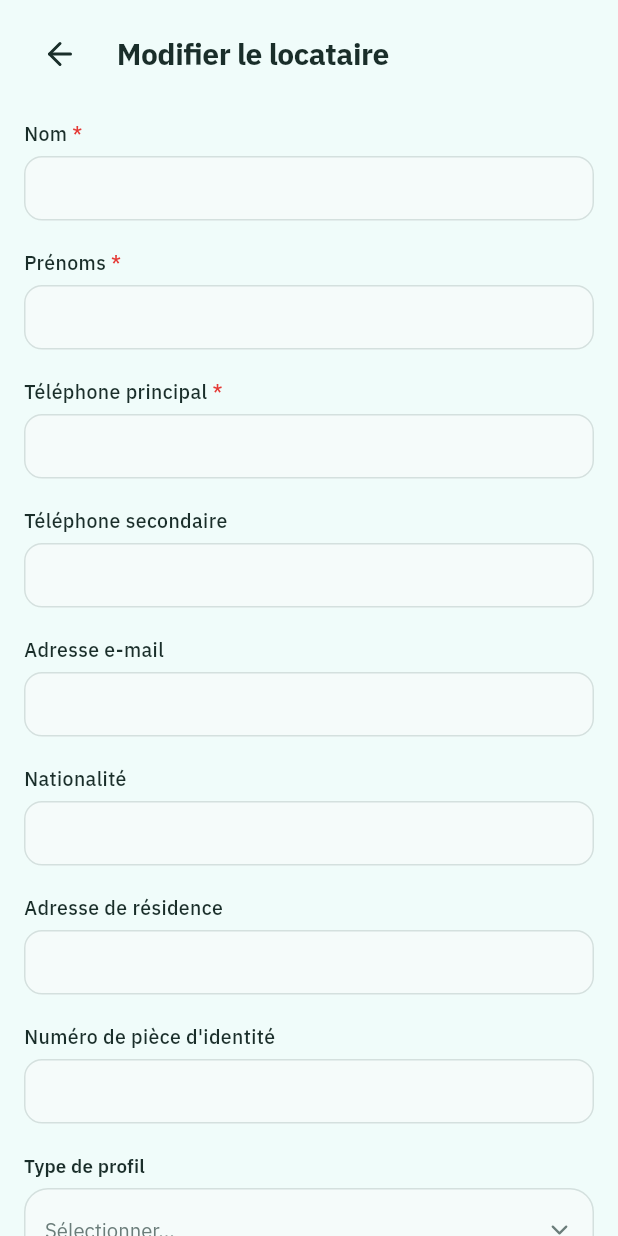
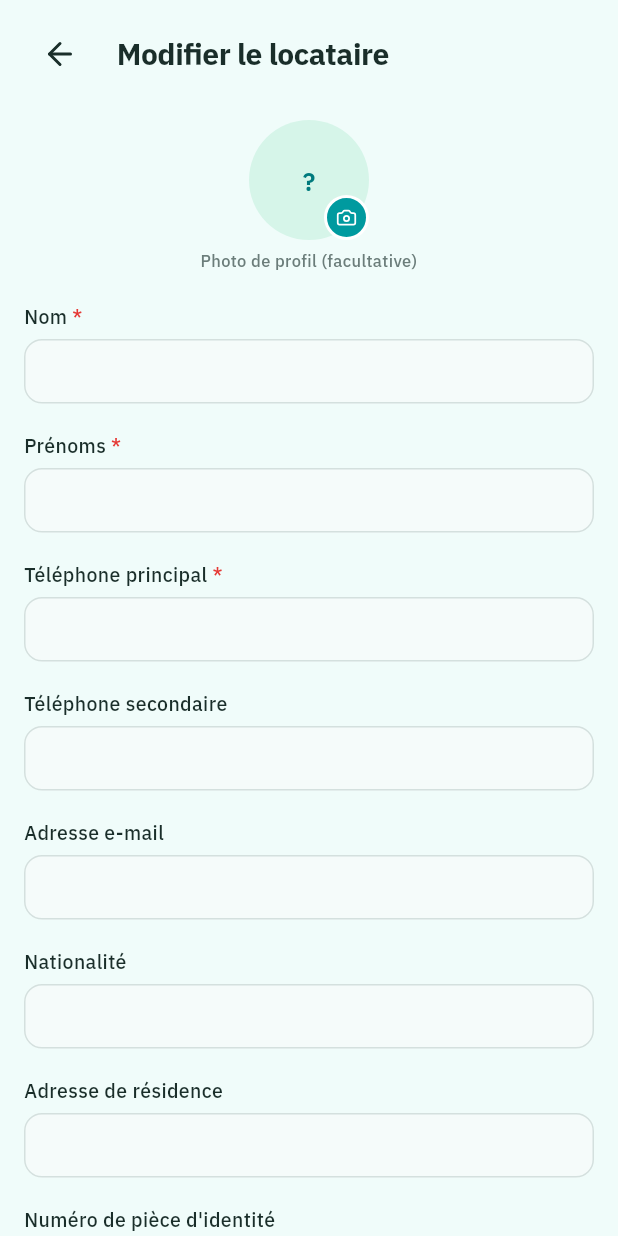
Before and after one commit to WarisseCode/HopeGestionMobile, a Flutter app: the EditLocataireScreen screen opened directly with empty values, on a phone screen of 412 x 824 dp. Run offline on Flutter 3.47's test engine with Material 3 defaults, Android fonts, the phone set to English and light mode, and no system bars; our stand-ins replace dio, flutter_lucide, flutter_secure_storage, google_fonts, image_picker, shared_preferences; accounts and stored records are empty.

Commit message:
feat(locataires): photo de profil (affichage, selection) + correctif effacement photo a la modification

```diff
--- a/lib/features/locataires/data/locataires_repository.dart
+++ b/lib/features/locataires/data/locataires_repository.dart
@@ -119,6 +119,7 @@ class LocatairesRepository extends ChangeNotifier {
     String? adresseActuelle,
     bool paiementEchelonne = false,
     int? ownerId,
+    String? photoProfilUrl,
   }) async {
     try {
       final response = await _apiClient.request<Map<String, dynamic>>(
@@ -147,6 +148,8 @@ class LocatairesRepository extends ChangeNotifier {
             'adresse_actuelle': adresseActuelle,
           'paiement_echelonne': paiementEchelonne,
           if (ownerId != null) 'owner_id': ownerId,
+          if (photoProfilUrl != null && photoProfilUrl.isNotEmpty)
+            'photo_profil_url': photoProfilUrl,
         },
       );
       final id = response.data?['id'];
@@ -193,6 +196,7 @@ class LocatairesRepository extends ChangeNotifier {
     String? dateExpirationPiece,
     String? modePaiementPreferentiel,
     String? adresseActuelle,
+    String? photoProfilUrl,
   }) async {
     try {
       await _apiClient.request<Map<String, dynamic>>(
@@ -213,6 +217,7 @@ class LocatairesRepository extends ChangeNotifier {
           'date_expiration_piece': dateExpirationPiece,
           'mode_paiement_preferentiel': modePaiementPreferentiel,
           'adresse_actuelle': adresseActuelle,
+          'photo_profil_url': photoProfilUrl,
         },
       );
       await refresh();
--- a/lib/features/locataires/models/nouveau_locataire_form.dart
+++ b/lib/features/locataires/models/nouveau_locataire_form.dart
@@ -21,6 +21,10 @@ class NouveauLocataireForm {
   String telephone = '';
   String email = '';
   String adresse = '';
+
+  /// Chemin renvoyé par `POST /api/upload` (`type: 'avatar'`) après
+  /// sélection — `null` tant qu'aucune photo n'a été choisie.
+  String? photoProfilUrl;
 
   // Étape 2 — Documents (facultatif)
   String typeId = 'Carte Nationale d\'Identité (CNI)';
--- a/lib/features/locataires/screens/edit_locataire_screen.dart
+++ b/lib/features/locataires/screens/edit_locataire_screen.dart
@@ -5,6 +5,7 @@ import '../../../core/design_system.dart';
 import '../data/locataire_results.dart';
 import '../data/locataires_repository.dart';
 import '../models/locataire.dart';
+import '../widgets/avatar_picker.dart';
 
 /// Modification d'un locataire existant. Contrairement au formulaire de
 /// création (assistant en 4 étapes), un formulaire simple sur une page —
@@ -52,6 +53,7 @@ class _EditLocataireScreenState extends State<EditLocataireScreen> {
   late String _type = widget.locataire.type;
   late String _statut = widget.locataire.statut;
   late bool _paiementEchelonne = widget.locataire.paiementEchelonne;
+  late String? _photoProfilUrl = widget.locataire.photoProfilUrl;
 
   bool _loading = false;
   String? _error;
@@ -99,6 +101,7 @@ class _EditLocataireScreenState extends State<EditLocataireScreen> {
       dateExpirationPiece: widget.locataire.dateExpirationPiece,
       modePaiementPreferentiel: widget.locataire.modePaiementPreferentiel,
       adresseActuelle: _adresseCtrl.text.trim(),
+      photoProfilUrl: _photoProfilUrl,
     );
 
     if (!mounted) return;
@@ -159,6 +162,12 @@ class _EditLocataireScreenState extends State<EditLocataireScreen> {
                   vertical: 8,
                 ),
                 children: [
+                  AvatarPicker(
+                    initials: widget.locataire.initials,
+                    photoUrl: _photoProfilUrl,
+                    onChanged: (url) => setState(() => _photoProfilUrl = url),
+                  ),
+                  const SizedBox(height: 20),
                   AppTextField(
                     label: 'Nom',
                     isRequired: true,
--- a/lib/features/locataires/screens/nouveau_locataire_screen.dart
+++ b/lib/features/locataires/screens/nouveau_locataire_screen.dart
@@ -165,6 +165,7 @@ class _NouveauLocataireScreenState extends State<NouveauLocataireScreen> {
       modePaiementPreferentiel: _form.modePaiement,
       paiementEchelonne: _form.paiementEchelonne,
       ownerId: _form.ownerId,
+      photoProfilUrl: _form.photoProfilUrl,
     );
 
     if (!mounted) return;
--- /dev/null
+++ b/lib/features/locataires/widgets/avatar_picker.dart
@@ -0,0 +1,182 @@
+import 'dart:io';
+
+import 'package:flutter/material.dart';
+import 'package:flutter_lucide/flutter_lucide.dart';
+import 'package:image_picker/image_picker.dart';
+
+import '../../../core/config/app_config.dart';
+import '../../../core/design_system.dart';
+import '../../auth/data/auth_repository.dart';
+import '../../biens/data/photo_upload_repository.dart';
+
+/// Sélecteur de photo de profil (avatar circulaire, 80px) — réutilisé par
+/// `LocataireStep1Identite` (création) et `EditLocataireScreen`
+/// (modification) : mêmes `image_picker`/`PhotoUploadRepository` que pour
+/// les photos de Biens (T-033/T-034), avec `type: 'avatar'` (dossier
+/// `avatars` côté serveur).
+class AvatarPicker extends StatefulWidget {
+  const AvatarPicker({
+    super.key,
+    required this.initials,
+    required this.photoUrl,
+    required this.onChanged,
+  });
+
+  final String initials;
+
+  /// Chemin/URL brut tel que renvoyé par `/api/upload` (`photos`/`photo_
+  /// profil_url`), pas encore résolu — voir `AppConfig.resolveFileUrl`.
+  final String? photoUrl;
+
+  /// Appelé avec le nouveau chemin après upload réussi, ou `null` après
+  /// suppression.
+  final ValueChanged<String?> onChanged;
+
+  @override
+  State<AvatarPicker> createState() => _AvatarPickerState();
+}
+
+class _AvatarPickerState extends State<AvatarPicker> {
+  late final PhotoUploadRepository _photoUploadRepository;
+  final ImagePicker _picker = ImagePicker();
+
+  bool _uploading = false;
+  String? _error;
+
+  @override
+  void initState() {
+    super.initState();
+    _photoUploadRepository = PhotoUploadRepository(
+      apiClient: AuthRepository.instance.apiClient,
+    );
+  }
+
+  Future<void> _pick() async {
+    final XFile? picked;
+    try {
+      picked = await _picker.pickImage(
+        source: ImageSource.gallery,
+        imageQuality: 85,
+      );
+    } catch (_) {
+      setState(() => _error = 'Impossible d\'ouvrir la galerie.');
+      return;
+    }
+    if (picked == null) return;
+
+    setState(() {
+      _uploading = true;
+      _error = null;
+    });
+
+    final result = await _photoUploadRepository.uploadAvatarPhoto(
+      File(picked.path),
+    );
+    if (!mounted) return;
+    setState(() => _uploading = false);
+
+    switch (result) {
+      case UploadPhotoSuccess(path: final path):
+        widget.onChanged(path);
+      case UploadPhotoFailure(message: final message):
+        setState(() => _error = message);
+    }
+  }
+
+  @override
+  Widget build(BuildContext context) {
+    final hasPhoto = widget.photoUrl != null && widget.photoUrl!.isNotEmpty;
+
+    return Center(
+      child: Column(
+        children: [
+          GestureDetector(
+            onTap: _uploading ? null : _pick,
+            child: Stack(
+              clipBehavior: Clip.none,
+              children: [
+                ClipOval(
+                  child: Container(
+                    width: 80,
+                    height: 80,
+                    color: AppColors.positiveSoft,
+                    child: _uploading
+                        ? const Center(
+                            child: SizedBox(
+                              width: 22,
+                              height: 22,
+                              child: CircularProgressIndicator(strokeWidth: 2),
+                            ),
+                          )
+                        : hasPhoto
+                        ? Image.network(
+                            AppConfig.resolveFileUrl(widget.photoUrl!),
+                            fit: BoxFit.cover,
+                            errorBuilder: (_, _, _) => _initialsFallback(),
+                          )
+                        : _initialsFallback(),
+                  ),
+                ),
+                Positioned(
+                  bottom: 0,
+                  right: 0,
+                  child: Container(
+                    padding: const EdgeInsets.all(6),
+                    decoration: BoxDecoration(
+                      color: AppColors.primary,
+                      shape: BoxShape.circle,
+                      border: Border.all(color: Colors.white, width: 2),
+                    ),
+                    child: const Icon(
+                      LucideIcons.camera,
+                      size: 14,
+                      color: Colors.white,
+                    ),
+                  ),
+                ),
+                if (hasPhoto && !_uploading)
+                  Positioned(
+                    top: -4,
+                    right: -4,
+                    child: GestureDetector(
+                      onTap: () => widget.onChanged(null),
+                      child: Container(
+                        padding: const EdgeInsets.all(3),
+                        decoration: BoxDecoration(
+                          color: AppColors.error,
+                          shape: BoxShape.circle,
+                        ),
+                        child: const Icon(
+                          LucideIcons.x,
+                          size: 12,
+                          color: Colors.white,
+                        ),
+                      ),
+                    ),
+                  ),
+              ],
+            ),
+          ),
+          const SizedBox(height: 6),
+          Text(
+            _error ?? 'Photo de profil (facultative)',
+            textAlign: TextAlign.center,
+            style: AppTypography.kpiNote(
+              color: _error != null ? AppColors.error : AppColors.mutedForeground,
+              fontSize: 11,
+            ),
+          ),
+        ],
+      ),
+    );
+  }
+
+  Widget _initialsFallback() {
+    return Center(
+      child: Text(
+        widget.initials.isEmpty ? '?' : widget.initials,
+        style: AppTypography.titleSection(color: AppColors.primaryStrong),
+      ),
+    );
+  }
+}
```
Also changed, not shown: lib/features/biens/data/photo_upload_repository.dart (+16 -5 lines), lib/features/locataires/screens/locataire_detail_screen.dart (+42 -17 lines), lib/features/locataires/screens/locataires_screen.dart (+12 -0 lines), lib/features/locataires/steps/locataire_step1_identite.dart (+5 -50 lines), lib/features/locataires/widgets/contact_row.dart (+21 -1 lines), 2 other files.
